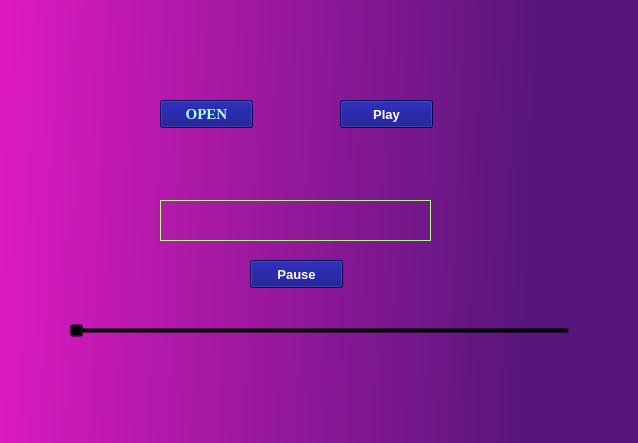
hsmaharaj1/musicplayer, file basic2.ui: the form before one commit.
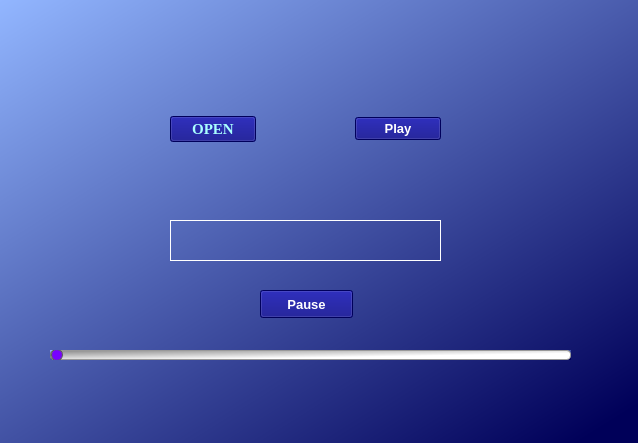
The form after the commit.

```diff
--- a/basic2.ui
+++ b/basic2.ui
@@ -16,41 +16,19 @@
   <property name="windowTitle">
    <string>Music Player -HYTE Codes</string>
   </property>
+  <property name="autoFillBackground">
+   <bool>false</bool>
+  </property>
   <property name="styleSheet">
-   <string notr="true">background-color: qlineargradient(spread:pad, x1:0, y1:0.488, x2:0.985075, y2:0.483, stop:0 rgba(136, 0, 116, 255), stop:1 rgba(87, 22, 124, 255));
-background-color: qlineargradient(spread:pad, x1:0, y1:0.488, x2:0.836, y2:0.511409, stop:0 rgba(220, 26, 191, 255), stop:1 rgba(87, 22, 124, 255));</string>
+   <string notr="true">
+background-color: qlineargradient(spread:pad, x1:0.904523, y1:1, x2:0, y2:0, stop:0 rgba(0, 0, 89, 255), stop:1 rgba(146, 182, 255, 255));</string>
   </property>
   <widget class="QWidget" name="centralwidget">
-   <widget class="QPushButton" name="btn1">
-    <property name="geometry">
-     <rect>
-      <x>340</x>
-      <y>100</y>
-      <width>93</width>
-      <height>28</height>
-     </rect>
-    </property>
-    <property name="font">
-     <font>
-      <family>MS Sans Serif</family>
-      <pointsize>10</pointsize>
-      <weight>75</weight>
-      <bold>true</bold>
-     </font>
-    </property>
-    <property name="styleSheet">
-     <string notr="true">background-color: rgb(0, 0, 127);
-color: rgb(255, 255, 255);</string>
-    </property>
-    <property name="text">
-     <string>Play</string>
-    </property>
-   </widget>
    <widget class="QPushButton" name="btn2">
     <property name="geometry">
      <rect>
-      <x>250</x>
-      <y>260</y>
+      <x>260</x>
+      <y>290</y>
       <width>93</width>
       <height>28</height>
      </rect>
@@ -104,44 +82,29 @@
      <set>Qt::AlignCenter</set>
     </property>
    </widget>
-   <widget class="QPushButton" name="btn3">
-    <property name="geometry">
-     <rect>
-      <x>160</x>
-      <y>100</y>
-      <width>93</width>
-      <height>28</height>
-     </rect>
-    </property>
-    <property name="font">
-     <font>
-      <family>Times New Roman</family>
-      <pointsize>11</pointsize>
-      <weight>75</weight>
-      <bold>true</bold>
-     </font>
-    </property>
-    <property name="styleSheet">
-     <string notr="true">color: rgb(170, 255, 255);
-background-color: rgb(0, 0, 127);</string>
-    </property>
-    <property name="text">
-     <string>OPEN</string>
-    </property>
-   </widget>
    <widget class="QLabel" name="label_2">
     <property name="geometry">
      <rect>
-      <x>160</x>
-      <y>200</y>
+      <x>170</x>
+      <y>220</y>
       <width>271</width>
       <height>41</height>
      </rect>
     </property>
+    <property name="font">
+     <font>
+      <family>Segoe UI Semibold</family>
+      <pointsize>11</pointsize>
+      <weight>7</weight>
+      <italic>false</italic>
+      <bold>false</bold>
+     </font>
+    </property>
     <property name="styleSheet">
      <string notr="true">background-color: rgba(0, 0, 0, 0%);
 font: 63 11pt &quot;Segoe UI Semibold&quot;;
-color: rgb(170, 255, 127);</string>
+font-color: white;
+color: white;</string>
     </property>
     <property name="frameShape">
      <enum>QFrame::Panel</enum>
@@ -153,28 +116,134 @@
    <widget class="QSlider" name="horizontalSlider">
     <property name="geometry">
      <rect>
-      <x>69</x>
-      <y>320</y>
-      <width>501</width>
-      <height>22</height>
+      <x>50</x>
+      <y>350</y>
+      <width>521</width>
+      <height>10</height>
      </rect>
     </property>
+    <property name="minimumSize">
+     <size>
+      <width>521</width>
+      <height>0</height>
+     </size>
+    </property>
     <property name="font">
      <font>
+      <pointsize>8</pointsize>
       <weight>50</weight>
       <bold>false</bold>
      </font>
     </property>
     <property name="cursor">
-     <cursorShape>ArrowCursor</cursorShape>
+     <cursorShape>PointingHandCursor</cursorShape>
+    </property>
+    <property name="autoFillBackground">
+     <bool>false</bool>
     </property>
     <property name="styleSheet">
-     <string notr="true">background-color: rgba(0, 0, 0, 0%);</string>
+     <string notr="true">QSlider::groove:horizontal {
+	border: 1px solid #999999;
+    height: 8px;
+    margin: 0px ;
+	padding: 0px;
+	background-color: qlineargradient(spread:pad, x1:0, y1:0, x2:1, y2:1, stop:0 rgba(139, 139, 139, 255), stop:0.653266 rgba(255, 255, 255, 255));
+	border-radius: 4px;
+}
+QSlider::handle:horizontal {
+	
+	
+	background-color: rgb(120, 2, 255);
+    border: 1px solid #5c5c5c;
+    width: 10px;
+	height: 10px;
+    margin: -2px 0;
+    border-radius:6px;
+}
+QSlider::sub-page:horizontal {
+background: qlineargradient(x1: 0, y1: 0,    x2: 0, y2: 1,
+    stop: 0 #66e, stop: 1 #bbf);
+background: qlineargradient(x1: 0, y1: 0.2, x2: 1, y2: 1,
+    stop: 0 #bbf, stop: 1 #55f);
+border: 1px solid #777;
+height: 10px;
+border-radius: 4px;
+}
+</string>
     </property>
     <property name="orientation">
      <enum>Qt::Horizontal</enum>
     </property>
+    <property name="tickPosition">
+     <enum>QSlider::NoTicks</enum>
+    </property>
    </widget>
+   <widget class="QWidget" name="horizontalWidget" native="true">
+    <property name="geometry">
+     <rect>
+      <x>170</x>
+      <y>90</y>
+      <width>271</width>
+      <height>78</height>
+     </rect>
+    </property>
+    <property name="styleSheet">
+     <string notr="true">background-color: rgba(0,0,0,0);</string>
+    </property>
+    <layout class="QHBoxLayout" name="horizontalLayout">
+     <item>
+      <widget class="QPushButton" name="btn3">
+       <property name="font">
+        <font>
+         <family>Times New Roman</family>
+         <pointsize>11</pointsize>
+         <weight>75</weight>
+         <bold>true</bold>
+        </font>
+       </property>
+       <property name="styleSheet">
+        <string notr="true">color: rgb(170, 255, 255);
+background-color: rgb(0, 0, 127);</string>
+       </property>
+       <property name="text">
+        <string>OPEN</string>
+       </property>
+      </widget>
+     </item>
+     <item>
+      <widget class="QWidget" name="verticalWidget" native="true">
+       <property name="styleSheet">
+        <string notr="true">background-color: rgba(0,0,0,0);</string>
+       </property>
+       <layout class="QVBoxLayout" name="verticalLayout"/>
+      </widget>
+     </item>
+     <item>
+      <widget class="QPushButton" name="btn1">
+       <property name="font">
+        <font>
+         <family>MS Sans Serif</family>
+         <pointsize>10</pointsize>
+         <weight>75</weight>
+         <bold>true</bold>
+        </font>
+       </property>
+       <property name="styleSheet">
+        <string notr="true">background-color: rgb(0, 0, 127);
+color: rgb(255, 255, 255);</string>
+       </property>
+       <property name="text">
+        <string>Play</string>
+       </property>
+      </widget>
+     </item>
+    </layout>
+   </widget>
+   <zorder>horizontalSlider</zorder>
+   <zorder>btn2</zorder>
+   <zorder>label</zorder>
+   <zorder>label_2</zorder>
+   <zorder>horizontalWidget</zorder>
   </widget>
   <widget class="QMenuBar" name="menubar">
    <property name="enabled">
```
Left out of the diff: 2 changed lines with no effect on the pictures.
